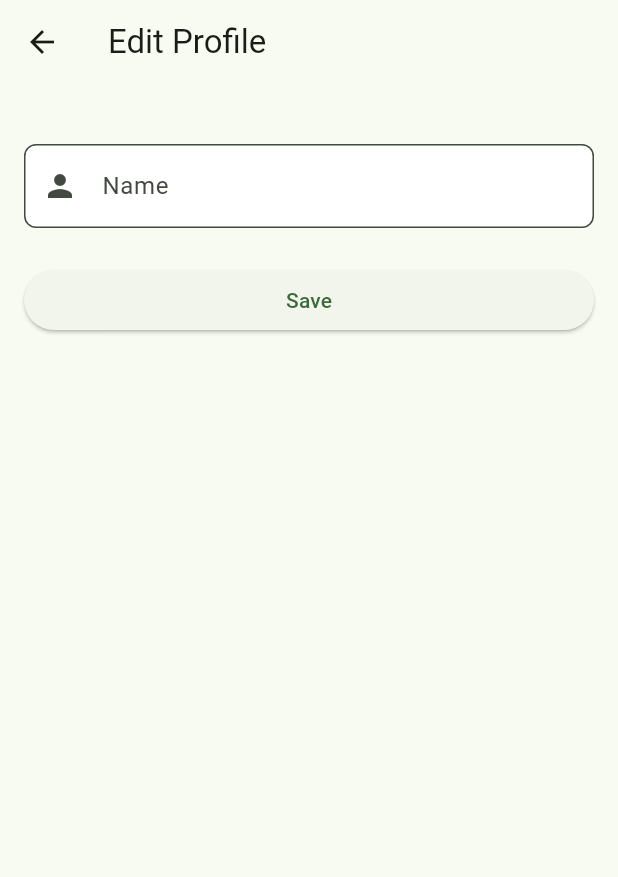
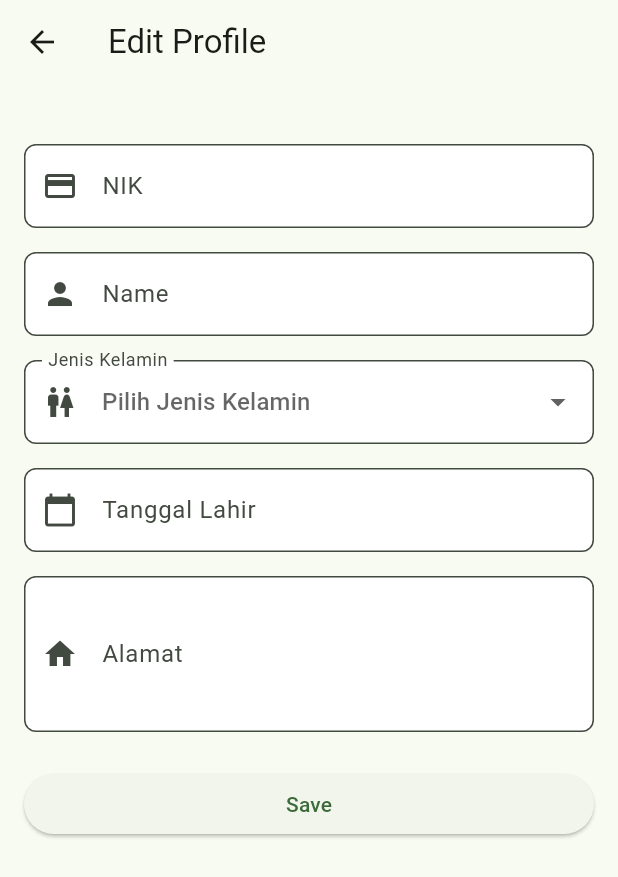
Before and after one commit to daoxie/sehati-appmobile, a Flutter app: the ProfilePage screen opened directly with empty values, after a tap on "Edit Profile", on a phone screen of 412 x 824 dp. Shown: the top 877 px of the screen. Run offline on Flutter 3.47's test engine with Material 3 defaults, Android fonts, the phone set to English and light mode, and no system bars; our stand-ins replace image_picker; network calls fail.

Commit message:
menambahkan fungsi logout di halaman propil

```diff
--- a/lib/controllers/profileController.dart
+++ b/lib/controllers/profileController.dart
@@ -11,12 +11,12 @@ class ProfileController {
   final TextEditingController dobController = TextEditingController();
 
   //gender dan tanggal
-  String? gender = "Laki-laki";
+  String? gender;
   DateTime? selectedDate;
-  File? imageFile; // To store the picked image
+  File? imageFile;
 
   final ImagePicker _picker = ImagePicker();
-  VoidCallback? onImageSelected; // Callback to notify UI of image change
+  VoidCallback? onImageSelected;
 
   //validasi NIK
   String? validateNIK(String? value) {
@@ -87,7 +87,7 @@ class ProfileController {
     final XFile? pickedFile = await _picker.pickImage(source: ImageSource.gallery);
     if (pickedFile != null) {
       imageFile = File(pickedFile.path);
-      onImageSelected?.call(); // Notify UI
+      onImageSelected?.call();
     }
   }
 
@@ -95,7 +95,7 @@ class ProfileController {
     final XFile? pickedFile = await _picker.pickImage(source: ImageSource.camera);
     if (pickedFile != null) {
       imageFile = File(pickedFile.path);
-      onImageSelected?.call(); // Notify UI
+      onImageSelected?.call();
     }
   }
 
@@ -123,12 +123,22 @@ class ProfileController {
     return true;
   }
 
+  //bersihkan semua field kecuali nama
+  void clearAllExceptName() {
+    nikController.clear();
+    addressController.clear();
+    dobController.clear();
+    gender = null;
+    selectedDate = null;
+    imageFile = null;
+  }
+
   //bersihkan resources
   void dispose() {
     nikController.dispose();
     nameController.dispose();
     addressController.dispose();
     dobController.dispose();
-    // No need to dispose ImagePicker or File
+
   }
 }
--- a/lib/screens/editProfile.dart
+++ b/lib/screens/editProfile.dart
@@ -17,6 +17,7 @@ class _EditProfilePageState extends State<EditProfilePage> {
   @override
   void initState() {
     super.initState();
+    widget.controller.clearAllExceptName();
     widget.controller.onImageSelected = () {
       setState(() {});
     };
@@ -44,6 +45,19 @@ class _EditProfilePageState extends State<EditProfilePage> {
             children: [
               const SizedBox(height: 24),
               TextFormField(
+                controller: widget.controller.nikController,
+                keyboardType: TextInputType.number,
+                decoration: InputDecoration(
+                  labelText: 'NIK',
+                  prefixIcon: const Icon(Icons.credit_card),
+                  border: OutlineInputBorder(borderRadius: BorderRadius.circular(8.0)),
+                  filled: true,
+                  fillColor: Colors.white,
+                ),
+                validator: widget.controller.validateNIK,
+              ),
+              const SizedBox(height: 16),
+              TextFormField(
                 controller: widget.controller.nameController,
                 decoration: InputDecoration(
                   labelText: 'Name',
@@ -53,6 +67,58 @@ class _EditProfilePageState extends State<EditProfilePage> {
                   fillColor: Colors.white,
                 ),
                 validator: widget.controller.validateName,
+              ),
+              const SizedBox(height: 16),
+              DropdownButtonFormField<String>(
+                value: widget.controller.gender,
+                decoration: InputDecoration(
+                  labelText: 'Jenis Kelamin',
+                  prefixIcon: const Icon(Icons.wc),
+                  border: OutlineInputBorder(borderRadius: BorderRadius.circular(8.0)),
+                  filled: true,
+                  fillColor: Colors.white,
+                ),
+                hint: const Text('Pilih Jenis Kelamin'),
+                items: <String>['Laki-laki', 'Perempuan']
+                    .map<DropdownMenuItem<String>>((String value) {
+                  return DropdownMenuItem<String>(
+                    value: value,
+                    child: Text(value),
+                  );
+                }).toList(),
+                onChanged: (String? newValue) {
+                  setState(() {
+                    widget.controller.gender = newValue;
+                  });
+                },
+                validator: widget.controller.validateGender,
+              ),
+              const SizedBox(height: 16),
+              TextFormField(
+                controller: widget.controller.dobController,
+                readOnly: true,
+                onTap: () => widget.controller.selectDate(context),
+                decoration: InputDecoration(
+                  labelText: 'Tanggal Lahir',
+                  prefixIcon: const Icon(Icons.calendar_today),
+                  border: OutlineInputBorder(borderRadius: BorderRadius.circular(8.0)),
+                  filled: true,
+                  fillColor: Colors.white,
+                ),
+                validator: widget.controller.validateDOB,
+              ),
+              const SizedBox(height: 16),
+              TextFormField(
+                controller: widget.controller.addressController,
+                maxLines: 3,
+                decoration: InputDecoration(
+                  labelText: 'Alamat',
+                  prefixIcon: const Icon(Icons.home),
+                  border: OutlineInputBorder(borderRadius: BorderRadius.circular(8.0)),
+                  filled: true,
+                  fillColor: Colors.white,
+                ),
+                validator: widget.controller.validateAddress,
               ),
               const SizedBox(height: 24),
               ElevatedButton(
--- a/lib/screens/profile.dart
+++ b/lib/screens/profile.dart
@@ -1,12 +1,18 @@
+import 'dart:io';
 import 'package:flutter/material.dart';
 import 'editProfile.dart';
-import '../controllers/profileController.dart';
+import '/controllers/profileController.dart';
+import 'login.dart';
 
 class ProfilePage extends StatefulWidget {
   final String name;
   final ProfileController controller;
 
-  const ProfilePage({super.key, required this.name, required this.controller});
+  const ProfilePage({
+    super.key,
+    required this.name,
+    required this.controller,
+  });
 
   @override
   ProfilePageState createState() => ProfilePageState();
@@ -17,14 +23,24 @@ class ProfilePageState extends State<ProfilePage> {
   void initState() {
     super.initState();
     widget.controller.onImageSelected = () {
-      setState(() {}); // Rebuild the widget when image is selected
+      setState(() {});
     };
   }
 
   @override
   void dispose() {
-    widget.controller.onImageSelected = null; // Clear the callback
+    widget.controller.onImageSelected = null;
     super.dispose();
+  }
+
+  void _logout(BuildContext context) {
+    widget.controller.nameController.clear();
+    widget.controller.imageFile = null;
+
+    Navigator.of(context).pushAndRemoveUntil(
+      MaterialPageRoute(builder: (_) => const LoginPage()),
+      (route) => false,
+    );
   }
 
   @override
@@ -39,42 +55,45 @@ class ProfilePageState extends State<ProfilePage> {
           child: Column(
             crossAxisAlignment: CrossAxisAlignment.center,
             children: [
-              // User Image
+
               CircleAvatar(
                 radius: 60,
                 backgroundImage: widget.controller.imageFile != null
                     ? FileImage(widget.controller.imageFile!)
                     : const NetworkImage(
-                        'https://www.gravatar.com/avatar/205e460b479e2e5b48aec07710c08d50?s=200'), // Placeholder image
+                        'https://www.gravatar.com/avatar/205e460b479e2e5b48aec07710c08d50?s=200',
+                      ) as ImageProvider,
               ),
+
               const SizedBox(height: 16),
 
-              // User Name
               Text(
                 widget.controller.nameController.text.isNotEmpty
                     ? widget.controller.nameController.text
-                    : widget.name, // Use name from controller if available, else from widget
+                    : widget.name,
                 style: const TextStyle(
                   fontSize: 24,
                   fontWeight: FontWeight.bold,
                 ),
               ),
-              const SizedBox(height: 16), // Added spacing
+
+              const SizedBox(height: 16),
 
               ElevatedButton(
                 onPressed: () {
                   Navigator.push(
                     context,
                     MaterialPageRoute(
-                      builder: (context) => EditProfilePage(controller: widget.controller),
+                      builder: (_) =>
+                          EditProfilePage(controller: widget.controller),
                     ),
                   );
                 },
                 child: const Text('Edit Profile'),
               ),
+
               const SizedBox(height: 32),
 
-              // Premium Feature Promotion Card
               Card(
                 elevation: 4,
                 shape: RoundedRectangleBorder(
@@ -95,7 +114,8 @@ class ProfilePageState extends State<ProfilePage> {
                       ),
                       const SizedBox(height: 8),
                       const Text(
-                        'Tingkatkan pengalaman Anda dengan fitur eksklusif mode komitmen dan anda bisa like tanpa terbatas',
+                        'Tingkatkan pengalaman Anda dengan fitur eksklusif '
+                        'mode komitmen dan like tanpa batas.',
                         style: TextStyle(
                           fontSize: 16,
                           color: Colors.grey,
@@ -106,7 +126,6 @@ class ProfilePageState extends State<ProfilePage> {
                         width: double.infinity,
                         child: ElevatedButton(
                           onPressed: () {
-                            // TODO: Implement navigation to premium subscription page
                             ScaffoldMessenger.of(context).showSnackBar(
                               const SnackBar(
                                 content: Text('Fitur Ready'),
@@ -116,10 +135,11 @@ class ProfilePageState extends State<ProfilePage> {
                           style: ElevatedButton.styleFrom(
                             backgroundColor: Colors.blueAccent,
                             foregroundColor: Colors.white,
+                            padding:
+                                const EdgeInsets.symmetric(vertical: 12),
                             shape: RoundedRectangleBorder(
                               borderRadius: BorderRadius.circular(8),
                             ),
-                            padding: const EdgeInsets.symmetric(vertical: 12),
                           ),
                           child: const Text(
                             'Upgrade Premium sekarang',
@@ -131,6 +151,55 @@ class ProfilePageState extends State<ProfilePage> {
                   ),
                 ),
               ),
+
+              const SizedBox(height: 24),
+
+              InkWell(
+                onTap: () {
+                  showDialog(
+                    context: context,
+                    builder: (context) => AlertDialog(
+                      title: const Text('Konfirmasi Logout'),
+                      content:
+                          const Text('Apakah Anda ingin keluar apps?'),
+                      actions: [
+                        TextButton(
+                          onPressed: () => Navigator.pop(context),
+                          child: const Text('Batal'),
+                        ),
+                        TextButton(
+                          onPressed: () {
+                            Navigator.pop(context);
+                            _logout(context);
+                          },
+                          child: const Text(
+                            'Keluar',
+                            style: TextStyle(color: Colors.red),
+                          ),
+                        ),
+                      ],
+                    ),
+                  );
+                },
+                child: Row(
+                  mainAxisAlignment: MainAxisAlignment.center,
+                  children: const [
+                    Icon(
+                      Icons.logout,
+                      color: Colors.red,
+                    ),
+                    SizedBox(width: 8),
+                    Text(
+                      'Keluar',
+                      style: TextStyle(
+                        color: Colors.red,
+                        fontSize: 16,
+                        fontWeight: FontWeight.w600,
+                      ),
+                    ),
+                  ],
+                ),
+              ),
             ],
           ),
         ),
```
